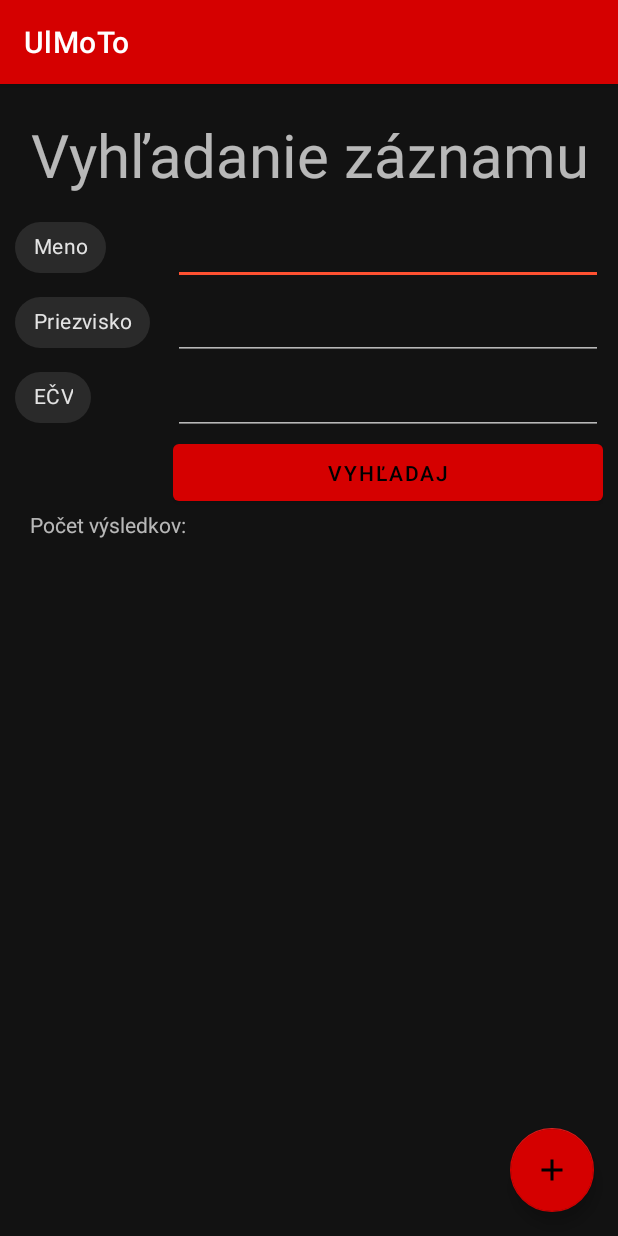
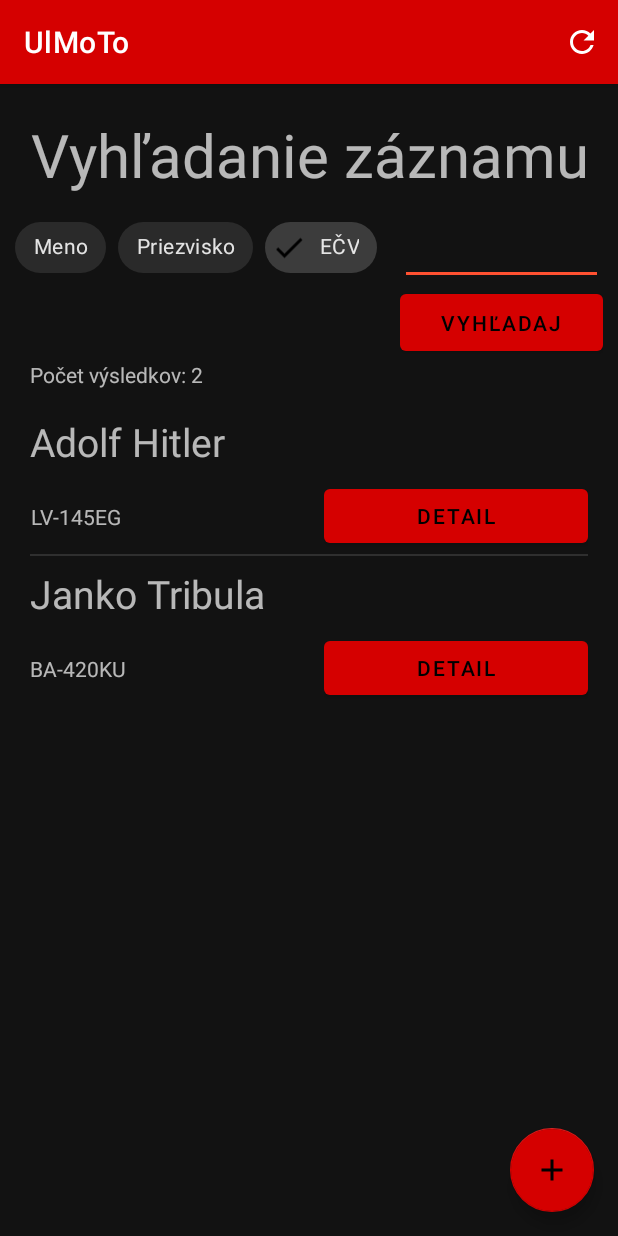
Before and after one commit to macro39/UlMoTo, an Android app: the screen it shows after launch (MainActivity), after a tap on "VYHĽADAJ", on a phone screen of 412 x 824 dp. Run offline under Robolectric (Android 15) with nearby library versions, the light colour scheme and no system bars; our stand-ins replace Room's generated code; 2 statements that could not run were skipped; 1 other tap on this screen came first.

Commit message:
Filter functionality to SearchFragment

```diff
--- a/app/src/main/java/com/example/ulmoto/MainActivity.kt
+++ b/app/src/main/java/com/example/ulmoto/MainActivity.kt
@@ -61,7 +61,7 @@ class MainActivity : AppCompatActivity() {
     }
 
     fun notifyDataSetChanged() {
-        (currentFragment as SearchFragment).reloadRecordsFromDatabase()
+        (currentFragment as SearchFragment).reloadAllRecordsFromDatabase()
         dialogFragment?.dismiss()
         dialogFragment = null
     }
--- a/app/src/main/java/com/example/ulmoto/persister/RecordDao.kt
+++ b/app/src/main/java/com/example/ulmoto/persister/RecordDao.kt
@@ -16,4 +16,13 @@ interface RecordDao {
 
     @Query("SELECT * FROM record")
     suspend fun getAll(): List<RecordEntity>
+
+    @Query("SELECT * FROM record WHERE firstName LIKE '%' || :firstName || '%'")
+    suspend fun getAllByFirstName(firstName: String): List<RecordEntity>
+
+    @Query("SELECT * FROM record WHERE lastName LIKE '%' || :lastName || '%'")
+    suspend fun getAllByLastName(lastName: String): List<RecordEntity>
+
+    @Query("SELECT * FROM record WHERE licenceNumber LIKE '%' || :licenceNumber || '%'")
+    suspend fun getAllByLicenceNumber(licenceNumber: String): List<RecordEntity>
 }
--- a/app/src/main/java/com/example/ulmoto/search/SearchFragment.kt
+++ b/app/src/main/java/com/example/ulmoto/search/SearchFragment.kt
@@ -1,18 +1,20 @@
 package com.example.ulmoto.search
 
 import android.os.Bundle
-import android.view.LayoutInflater
-import android.view.View
-import android.view.ViewGroup
+import android.view.*
+import android.widget.TextView
+import android.widget.Toast
 import androidx.fragment.app.Fragment
 import com.example.ulmoto.MainActivity
 import com.example.ulmoto.R
 import com.example.ulmoto.persister.RecordEntity
+import com.google.android.material.chip.Chip
 import kotlinx.android.synthetic.main.fragment_search.*
 import kotlinx.coroutines.Dispatchers
 import kotlinx.coroutines.GlobalScope
 import kotlinx.coroutines.launch
 import kotlinx.coroutines.withContext
+import java.lang.StringBuilder
 
 /**
  * Created by Kamil Macek on 17.5.2020.
@@ -32,20 +34,86 @@ class SearchFragment : Fragment() {
     override fun onViewCreated(view: View, savedInstanceState: Bundle?) {
         super.onViewCreated(view, savedInstanceState)
 
-        reloadRecordsFromDatabase()
+        reloadAllRecordsFromDatabase()
 
         button_search.setOnClickListener {
             filterData()
         }
+
+        chipGroup_search_filter.setOnCheckedChangeListener { group, checkedId ->
+            val checkedChip = group.findViewById<Chip>(checkedId)
+
+            val message = StringBuilder("Vyhľadávanie podľa ")
+
+            when (checkedChip.id) {
+                R.id.chip_search_first_name -> message.append("mena")
+                R.id.chip_search_last_name -> message.append("priezviska")
+                R.id.chip_search_licence_number -> message.append("EČV")
+            }
+
+            Toast.makeText(
+                this.requireContext(),
+                 message,
+                Toast.LENGTH_SHORT
+            ).show()
+        }
+
 //        view.findViewById<Button>(R.id.button_first).setOnClickListener {
 //            findNavController().navigate(R.id.action_FirstFragment_to_SecondFragment)
 //        }
     }
 
-    private fun filterData() {
+    override fun onCreate(savedInstanceState: Bundle?) {
+        super.onCreate(savedInstanceState)
+        setHasOptionsMenu(true)
     }
 
-    fun reloadRecordsFromDatabase() {
+    override fun onCreateOptionsMenu(menu: Menu, inflater: MenuInflater) {
+        inflater.inflate(R.menu.menu_search, menu)
+        return
+    }
+
+    override fun onOptionsItemSelected(item: MenuItem): Boolean {
+        return when (item.itemId) {
+            R.id.action_reload -> {
+                Toast.makeText(this.requireContext(), "Boli načítané všetky záznamy", Toast.LENGTH_SHORT).show()
+
+                reloadAllRecordsFromDatabase()
+                editText_search_filter.setText("", TextView.BufferType.EDITABLE)
+                true
+            }
+            else -> super.onOptionsItemSelected(item)
+        }
+    }
+
+    private fun filterData() {
+        progressBar_search.visibility = View.VISIBLE
+        val id = chipGroup_search_filter.checkedChipId
+
+        GlobalScope.launch(Dispatchers.IO) {
+            when (id) {
+                R.id.chip_search_first_name -> {
+                    records = (activity as MainActivity).database.recordDao()
+                        .getAllByFirstName(editText_search_filter.text.toString())
+                }
+                R.id.chip_search_last_name -> {
+                    records = (activity as MainActivity).database.recordDao()
+                        .getAllByLastName(editText_search_filter.text.toString())
+                }
+                R.id.chip_search_licence_number -> {
+                    records = (activity as MainActivity).database.recordDao()
+                        .getAllByLicenceNumber(editText_search_filter.text.toString())
+                }
+            }
+
+            withContext(Dispatchers.Main) {
+                updateListViewAdapter()
+            }
+        }
+    }
+
+    fun reloadAllRecordsFromDatabase() {
+        editText_search_filter.setText("", TextView.BufferType.EDITABLE)
         GlobalScope.launch(Dispatchers.IO) {
             records = (activity as MainActivity).database.recordDao().getAll()
 
@@ -65,6 +133,12 @@ class SearchFragment : Fragment() {
             this@SearchFragment.records as ArrayList<RecordEntity>
         )
 
+        if (records.isEmpty()) {
+            textView_search_no_data.visibility = View.VISIBLE
+        } else {
+            textView_search_no_data.visibility = View.GONE
+        }
+
         textView_search_results_count.text =
             "${getString(R.string.label_number_of_records)}${records.size}"
 
--- /dev/null
+++ b/app/src/main/res/drawable/ic_refresh_black_24dp.xml
@@ -0,0 +1,9 @@
+<vector xmlns:android="http://schemas.android.com/apk/res/android"
+        android:width="24dp"
+        android:height="24dp"
+        android:viewportWidth="24.0"
+        android:viewportHeight="24.0">
+    <path
+        android:fillColor="#FFFFFF"
+        android:pathData="M17.65,6.35C16.2,4.9 14.21,4 12,4c-4.42,0 -7.99,3.58 -7.99,8s3.57,8 7.99,8c3.73,0 6.84,-2.55 7.73,-6h-2.08c-0.82,2.33 -3.04,4 -5.65,4 -3.31,0 -6,-2.69 -6,-6s2.69,-6 6,-6c1.66,0 3.14,0.69 4.22,1.78L13,11h7V4l-2.35,2.35z"/>
+</vector>
--- a/app/src/main/res/layout/fragment_search.xml
+++ b/app/src/main/res/layout/fragment_search.xml
@@ -3,6 +3,7 @@
     xmlns:tools="http://schemas.android.com/tools"
     android:layout_width="match_parent"
     android:layout_height="match_parent"
+    xmlns:app="http://schemas.android.com/apk/res-auto"
     android:fillViewport="true"
     tools:context=".search.SearchFragment">
 
@@ -33,9 +34,17 @@
                 android:layout_marginRight="15sp"
                 android:orientation="vertical">
 
+                <com.google.android.material.chip.ChipGroup
+                    android:id="@+id/chipGroup_search_filter"
+                    android:layout_width="wrap_content"
+                    android:layout_height="wrap_content"
+                    app:singleSelection="true"
+                    app:selectionRequired="true"
+                    app:checkedChip="@+id/chip_search_licence_number">
+
                     <com.google.android.material.chip.Chip
                         android:id="@+id/chip_search_first_name"
-                    style="@style/Widget.MaterialComponents.Chip.Choice"
+                        style="@style/Widget.MaterialComponents.Chip.Filter"
                         android:layout_width="wrap_content"
                         android:layout_height="50sp"
                         android:gravity="center"
@@ -44,7 +53,7 @@
 
                     <com.google.android.material.chip.Chip
                         android:id="@+id/chip_search_last_name"
-                    style="@style/Widget.MaterialComponents.Chip.Choice"
+                        style="@style/Widget.MaterialComponents.Chip.Filter"
                         android:layout_width="wrap_content"
                         android:layout_height="50sp"
                         android:gravity="center"
@@ -53,12 +62,13 @@
 
                     <com.google.android.material.chip.Chip
                         android:id="@+id/chip_search_licence_number"
-                    style="@style/Widget.MaterialComponents.Chip.Choice"
+                        style="@style/Widget.MaterialComponents.Chip.Filter"
                         android:layout_width="wrap_content"
                         android:layout_height="50sp"
                         android:gravity="center"
                         android:text="@string/label_licence_number"
                         android:textAlignment="center" />
+                </com.google.android.material.chip.ChipGroup>
             </LinearLayout>
 
             <LinearLayout
@@ -67,29 +77,35 @@
                 android:orientation="vertical">
 
                 <EditText
-                    android:id="@+id/editText_search_first_name"
+                    android:id="@+id/editText_search_filter"
                     android:layout_width="match_parent"
                     android:layout_height="50sp"
                     android:gravity="center" />
 
-                <EditText
-                    android:id="@+id/editText_search_last_name"
-                    android:layout_width="match_parent"
-                    android:layout_height="50sp"
-                    android:gravity="center" />
+<!--                <EditText-->
+<!--                    android:id="@+id/editText_search_first_name"-->
+<!--                    android:layout_width="match_parent"-->
+<!--                    android:layout_height="50sp"-->
+<!--                    android:gravity="center" />-->
 
-                <EditText
-                    android:id="@+id/editText_search_technical_number"
-                    android:layout_width="match_parent"
-                    android:layout_height="50sp"
-                    android:gravity="center" />
+<!--                <EditText-->
+<!--                    android:id="@+id/editText_search_last_name"-->
+<!--                    android:layout_width="match_parent"-->
+<!--                    android:layout_height="50sp"-->
+<!--                    android:gravity="center" />-->
+
+<!--                <EditText-->
+<!--                    android:id="@+id/editText_search_technical_number"-->
+<!--                    android:layout_width="match_parent"-->
+<!--                    android:layout_height="50sp"-->
+<!--                    android:gravity="center" />-->
 
                 <Button
                     android:id="@+id/button_search"
                     android:layout_width="match_parent"
                     android:layout_height="50sp"
                     android:gravity="center"
-                    android:text="Vyhľadaj" />
+                    android:text="@string/label_search" />
             </LinearLayout>
         </LinearLayout>
 
--- a/app/src/main/res/menu/menu_main.xml
+++ b/app/src/main/res/menu/menu_search.xml
@@ -3,8 +3,9 @@
     xmlns:tools="http://schemas.android.com/tools"
     tools:context="com.example.ulmoto.MainActivity">
     <item
-        android:id="@+id/action_settings"
+        android:id="@+id/action_reload"
         android:orderInCategory="100"
-        android:title="@string/label_settings"
-        app:showAsAction="never" />
+        android:title="@string/label_reload"
+        android:icon="@drawable/ic_refresh_black_24dp"
+        app:showAsAction="always" />
 </menu>
--- a/app/src/main/res/values/strings.xml
+++ b/app/src/main/res/values/strings.xml
@@ -9,6 +9,7 @@
     <string name="label_search_record">Vyhľadanie záznamu</string>
     <string name="label_button_add_record">Pridaj záznam</string>
     <string name="label_choose_image">Vyber obrázok</string>
-    <string name="label_settings">Nastavenia</string>
+    <string name="label_reload">Znovu načítať</string>
     <string name="label_detail">Detail</string>
+    <string name="label_search">Vyhľadaj</string>
 </resources>
```
Lines whose indentation alone changed are shown as unchanged.
